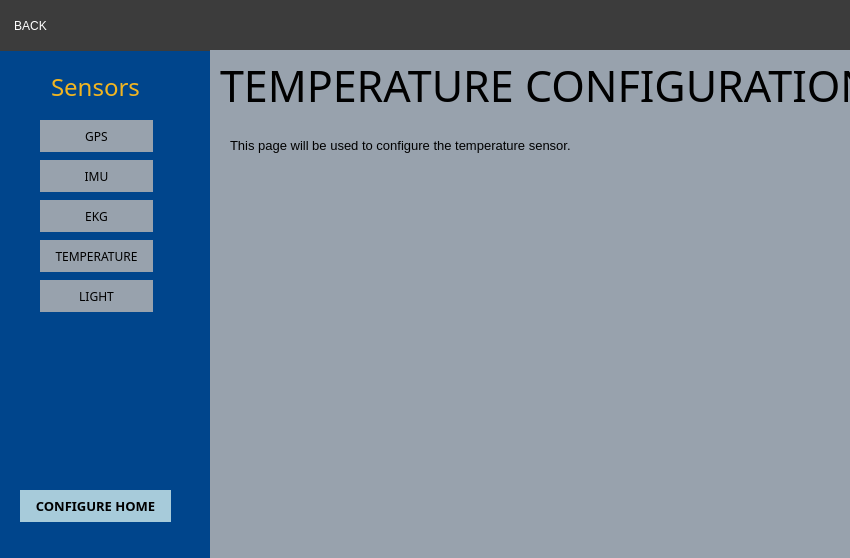
First picture: the form in SealHAT_GUI_App/maindialog.ui, repository SealHAT/GUI_Application, before the edit.
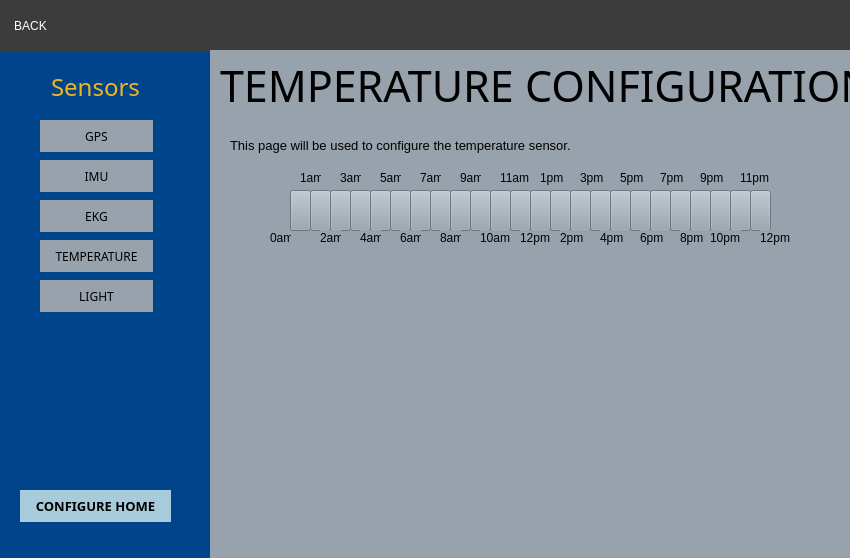
Second picture: the form after the edit. The open tabs and pages were chosen to show the change. Icons and pictures are not drawn.

```diff
--- a/SealHAT_GUI_App/maindialog.ui
+++ b/SealHAT_GUI_App/maindialog.ui
@@ -1079,6 +1079,643 @@
         <bool>true</bool>
        </property>
       </widget>
+      <widget class="QPushButton" name="b">
+       <property name="geometry">
+        <rect>
+         <x>80</x>
+         <y>140</y>
+         <width>21</width>
+         <height>41</height>
+        </rect>
+       </property>
+       <property name="text">
+        <string/>
+       </property>
+      </widget>
+      <widget class="QPushButton" name="b_2">
+       <property name="geometry">
+        <rect>
+         <x>100</x>
+         <y>140</y>
+         <width>21</width>
+         <height>41</height>
+        </rect>
+       </property>
+       <property name="text">
+        <string/>
+       </property>
+      </widget>
+      <widget class="QPushButton" name="b_3">
+       <property name="geometry">
+        <rect>
+         <x>120</x>
+         <y>140</y>
+         <width>21</width>
+         <height>41</height>
+        </rect>
+       </property>
+       <property name="text">
+        <string/>
+       </property>
+      </widget>
+      <widget class="QPushButton" name="b_4">
+       <property name="geometry">
+        <rect>
+         <x>140</x>
+         <y>140</y>
+         <width>21</width>
+         <height>41</height>
+        </rect>
+       </property>
+       <property name="text">
+        <string/>
+       </property>
+      </widget>
+      <widget class="QPushButton" name="b_5">
+       <property name="geometry">
+        <rect>
+         <x>160</x>
+         <y>140</y>
+         <width>21</width>
+         <height>41</height>
+        </rect>
+       </property>
+       <property name="text">
+        <string/>
+       </property>
+      </widget>
+      <widget class="QPushButton" name="b_6">
+       <property name="geometry">
+        <rect>
+         <x>180</x>
+         <y>140</y>
+         <width>21</width>
+         <height>41</height>
+        </rect>
+       </property>
+       <property name="text">
+        <string/>
+       </property>
+      </widget>
+      <widget class="QPushButton" name="b_7">
+       <property name="geometry">
+        <rect>
+         <x>200</x>
+         <y>140</y>
+         <width>21</width>
+         <height>41</height>
+        </rect>
+       </property>
+       <property name="text">
+        <string/>
+       </property>
+      </widget>
+      <widget class="QPushButton" name="b_8">
+       <property name="geometry">
+        <rect>
+         <x>220</x>
+         <y>140</y>
+         <width>21</width>
+         <height>41</height>
+        </rect>
+       </property>
+       <property name="text">
+        <string/>
+       </property>
+      </widget>
+      <widget class="QPushButton" name="b_9">
+       <property name="geometry">
+        <rect>
+         <x>240</x>
+         <y>140</y>
+         <width>21</width>
+         <height>41</height>
+        </rect>
+       </property>
+       <property name="text">
+        <string/>
+       </property>
+      </widget>
+      <widget class="QPushButton" name="b_10">
+       <property name="geometry">
+        <rect>
+         <x>260</x>
+         <y>140</y>
+         <width>21</width>
+         <height>41</height>
+        </rect>
+       </property>
+       <property name="text">
+        <string/>
+       </property>
+      </widget>
+      <widget class="QPushButton" name="b_11">
+       <property name="geometry">
+        <rect>
+         <x>280</x>
+         <y>140</y>
+         <width>21</width>
+         <height>41</height>
+        </rect>
+       </property>
+       <property name="text">
+        <string/>
+       </property>
+      </widget>
+      <widget class="QPushButton" name="b_12">
+       <property name="geometry">
+        <rect>
+         <x>300</x>
+         <y>140</y>
+         <width>21</width>
+         <height>41</height>
+        </rect>
+       </property>
+       <property name="text">
+        <string/>
+       </property>
+      </widget>
+      <widget class="QPushButton" name="b_13">
+       <property name="geometry">
+        <rect>
+         <x>320</x>
+         <y>140</y>
+         <width>21</width>
+         <height>41</height>
+        </rect>
+       </property>
+       <property name="text">
+        <string/>
+       </property>
+      </widget>
+      <widget class="QPushButton" name="b_14">
+       <property name="geometry">
+        <rect>
+         <x>340</x>
+         <y>140</y>
+         <width>21</width>
+         <height>41</height>
+        </rect>
+       </property>
+       <property name="text">
+        <string/>
+       </property>
+      </widget>
+      <widget class="QPushButton" name="b_15">
+       <property name="geometry">
+        <rect>
+         <x>360</x>
+         <y>140</y>
+         <width>21</width>
+         <height>41</height>
+        </rect>
+       </property>
+       <property name="text">
+        <string/>
+       </property>
+      </widget>
+      <widget class="QPushButton" name="b_16">
+       <property name="geometry">
+        <rect>
+         <x>380</x>
+         <y>140</y>
+         <width>21</width>
+         <height>41</height>
+        </rect>
+       </property>
+       <property name="text">
+        <string/>
+       </property>
+      </widget>
+      <widget class="QPushButton" name="b_17">
+       <property name="geometry">
+        <rect>
+         <x>400</x>
+         <y>140</y>
+         <width>21</width>
+         <height>41</height>
+        </rect>
+       </property>
+       <property name="text">
+        <string/>
+       </property>
+      </widget>
+      <widget class="QPushButton" name="b_18">
+       <property name="geometry">
+        <rect>
+         <x>420</x>
+         <y>140</y>
+         <width>21</width>
+         <height>41</height>
+        </rect>
+       </property>
+       <property name="text">
+        <string/>
+       </property>
+      </widget>
+      <widget class="QPushButton" name="b_19">
+       <property name="geometry">
+        <rect>
+         <x>440</x>
+         <y>140</y>
+         <width>21</width>
+         <height>41</height>
+        </rect>
+       </property>
+       <property name="text">
+        <string/>
+       </property>
+      </widget>
+      <widget class="QPushButton" name="b_20">
+       <property name="geometry">
+        <rect>
+         <x>460</x>
+         <y>140</y>
+         <width>21</width>
+         <height>41</height>
+        </rect>
+       </property>
+       <property name="text">
+        <string/>
+       </property>
+      </widget>
+      <widget class="QPushButton" name="b_21">
+       <property name="geometry">
+        <rect>
+         <x>480</x>
+         <y>140</y>
+         <width>21</width>
+         <height>41</height>
+        </rect>
+       </property>
+       <property name="text">
+        <string/>
+       </property>
+      </widget>
+      <widget class="QPushButton" name="b_22">
+       <property name="geometry">
+        <rect>
+         <x>500</x>
+         <y>140</y>
+         <width>21</width>
+         <height>41</height>
+        </rect>
+       </property>
+       <property name="text">
+        <string/>
+       </property>
+      </widget>
+      <widget class="QPushButton" name="b_23">
+       <property name="geometry">
+        <rect>
+         <x>520</x>
+         <y>140</y>
+         <width>21</width>
+         <height>41</height>
+        </rect>
+       </property>
+       <property name="text">
+        <string/>
+       </property>
+      </widget>
+      <widget class="QPushButton" name="b_24">
+       <property name="geometry">
+        <rect>
+         <x>540</x>
+         <y>140</y>
+         <width>21</width>
+         <height>41</height>
+        </rect>
+       </property>
+       <property name="text">
+        <string/>
+       </property>
+      </widget>
+      <widget class="QLabel" name="label_13">
+       <property name="geometry">
+        <rect>
+         <x>60</x>
+         <y>180</y>
+         <width>21</width>
+         <height>16</height>
+        </rect>
+       </property>
+       <property name="text">
+        <string>0am</string>
+       </property>
+      </widget>
+      <widget class="QLabel" name="label_14">
+       <property name="geometry">
+        <rect>
+         <x>90</x>
+         <y>120</y>
+         <width>21</width>
+         <height>16</height>
+        </rect>
+       </property>
+       <property name="text">
+        <string>1am</string>
+       </property>
+      </widget>
+      <widget class="QLabel" name="label_15">
+       <property name="geometry">
+        <rect>
+         <x>110</x>
+         <y>180</y>
+         <width>21</width>
+         <height>16</height>
+        </rect>
+       </property>
+       <property name="text">
+        <string>2am</string>
+       </property>
+      </widget>
+      <widget class="QLabel" name="label_16">
+       <property name="geometry">
+        <rect>
+         <x>130</x>
+         <y>120</y>
+         <width>21</width>
+         <height>16</height>
+        </rect>
+       </property>
+       <property name="text">
+        <string>3am</string>
+       </property>
+      </widget>
+      <widget class="QLabel" name="label_17">
+       <property name="geometry">
+        <rect>
+         <x>150</x>
+         <y>180</y>
+         <width>21</width>
+         <height>16</height>
+        </rect>
+       </property>
+       <property name="text">
+        <string>4am</string>
+       </property>
+      </widget>
+      <widget class="QLabel" name="label_18">
+       <property name="geometry">
+        <rect>
+         <x>170</x>
+         <y>120</y>
+         <width>21</width>
+         <height>16</height>
+        </rect>
+       </property>
+       <property name="text">
+        <string>5am</string>
+       </property>
+      </widget>
+      <widget class="QLabel" name="label_19">
+       <property name="geometry">
+        <rect>
+         <x>190</x>
+         <y>180</y>
+         <width>21</width>
+         <height>16</height>
+        </rect>
+       </property>
+       <property name="text">
+        <string>6am</string>
+       </property>
+      </widget>
+      <widget class="QLabel" name="label_20">
+       <property name="geometry">
+        <rect>
+         <x>210</x>
+         <y>120</y>
+         <width>21</width>
+         <height>16</height>
+        </rect>
+       </property>
+       <property name="text">
+        <string>7am</string>
+       </property>
+      </widget>
+      <widget class="QLabel" name="label_21">
+       <property name="geometry">
+        <rect>
+         <x>230</x>
+         <y>180</y>
+         <width>21</width>
+         <height>16</height>
+        </rect>
+       </property>
+       <property name="text">
+        <string>8am</string>
+       </property>
+      </widget>
+      <widget class="QLabel" name="label_22">
+       <property name="geometry">
+        <rect>
+         <x>250</x>
+         <y>120</y>
+         <width>21</width>
+         <height>16</height>
+        </rect>
+       </property>
+       <property name="text">
+        <string>9am</string>
+       </property>
+      </widget>
+      <widget class="QLabel" name="label_27">
+       <property name="geometry">
+        <rect>
+         <x>270</x>
+         <y>180</y>
+         <width>31</width>
+         <height>16</height>
+        </rect>
+       </property>
+       <property name="text">
+        <string>10am</string>
+       </property>
+      </widget>
+      <widget class="QLabel" name="label_28">
+       <property name="geometry">
+        <rect>
+         <x>310</x>
+         <y>180</y>
+         <width>31</width>
+         <height>16</height>
+        </rect>
+       </property>
+       <property name="text">
+        <string>12pm</string>
+       </property>
+      </widget>
+      <widget class="QLabel" name="label_29">
+       <property name="geometry">
+        <rect>
+         <x>290</x>
+         <y>120</y>
+         <width>31</width>
+         <height>16</height>
+        </rect>
+       </property>
+       <property name="text">
+        <string>11am</string>
+       </property>
+      </widget>
+      <widget class="QLabel" name="label_30">
+       <property name="geometry">
+        <rect>
+         <x>350</x>
+         <y>180</y>
+         <width>31</width>
+         <height>16</height>
+        </rect>
+       </property>
+       <property name="text">
+        <string>2pm</string>
+       </property>
+      </widget>
+      <widget class="QLabel" name="label_31">
+       <property name="geometry">
+        <rect>
+         <x>370</x>
+         <y>120</y>
+         <width>31</width>
+         <height>16</height>
+        </rect>
+       </property>
+       <property name="text">
+        <string>3pm</string>
+       </property>
+      </widget>
+      <widget class="QLabel" name="label_32">
+       <property name="geometry">
+        <rect>
+         <x>430</x>
+         <y>180</y>
+         <width>31</width>
+         <height>16</height>
+        </rect>
+       </property>
+       <property name="text">
+        <string>6pm</string>
+       </property>
+      </widget>
+      <widget class="QLabel" name="label_33">
+       <property name="geometry">
+        <rect>
+         <x>330</x>
+         <y>120</y>
+         <width>31</width>
+         <height>16</height>
+        </rect>
+       </property>
+       <property name="text">
+        <string>1pm</string>
+       </property>
+      </widget>
+      <widget class="QLabel" name="label_34">
+       <property name="geometry">
+        <rect>
+         <x>390</x>
+         <y>180</y>
+         <width>31</width>
+         <height>16</height>
+        </rect>
+       </property>
+       <property name="text">
+        <string>4pm</string>
+       </property>
+      </widget>
+      <widget class="QLabel" name="label_35">
+       <property name="geometry">
+        <rect>
+         <x>410</x>
+         <y>120</y>
+         <width>31</width>
+         <height>16</height>
+        </rect>
+       </property>
+       <property name="text">
+        <string>5pm</string>
+       </property>
+      </widget>
+      <widget class="QLabel" name="label_36">
+       <property name="geometry">
+        <rect>
+         <x>500</x>
+         <y>180</y>
+         <width>31</width>
+         <height>16</height>
+        </rect>
+       </property>
+       <property name="text">
+        <string>10pm</string>
+       </property>
+      </widget>
+      <widget class="QLabel" name="label_37">
+       <property name="geometry">
+        <rect>
+         <x>530</x>
+         <y>120</y>
+         <width>31</width>
+         <height>16</height>
+        </rect>
+       </property>
+       <property name="text">
+        <string>11pm</string>
+       </property>
+      </widget>
+      <widget class="QLabel" name="label_38">
+       <property name="geometry">
+        <rect>
+         <x>450</x>
+         <y>120</y>
+         <width>31</width>
+         <height>16</height>
+        </rect>
+       </property>
+       <property name="text">
+        <string>7pm</string>
+       </property>
+      </widget>
+      <widget class="QLabel" name="label_39">
+       <property name="geometry">
+        <rect>
+         <x>550</x>
+         <y>180</y>
+         <width>31</width>
+         <height>16</height>
+        </rect>
+       </property>
+       <property name="text">
+        <string>12pm</string>
+       </property>
+      </widget>
+      <widget class="QLabel" name="label_40">
+       <property name="geometry">
+        <rect>
+         <x>470</x>
+         <y>180</y>
+         <width>31</width>
+         <height>16</height>
+        </rect>
+       </property>
+       <property name="text">
+        <string>8pm</string>
+       </property>
+      </widget>
+      <widget class="QLabel" name="label_41">
+       <property name="geometry">
+        <rect>
+         <x>490</x>
+         <y>120</y>
+         <width>31</width>
+         <height>16</height>
+        </rect>
+       </property>
+       <property name="text">
+        <string>9pm</string>
+       </property>
+      </widget>
      </widget>
      <widget class="QWidget" name="lightConfigPage">
       <widget class="QLabel" name="imuPageLabel_2">
```
Left out of the diff: 157 changed lines with no effect on the pictures.
